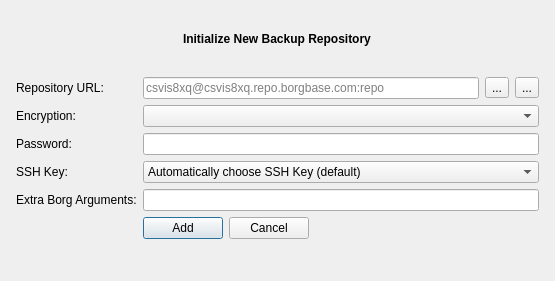
This is src/vorta/assets/UI/repoadd.ui in borgbase/vorta as Qt 5 draws it before an edit. The edited form follows.
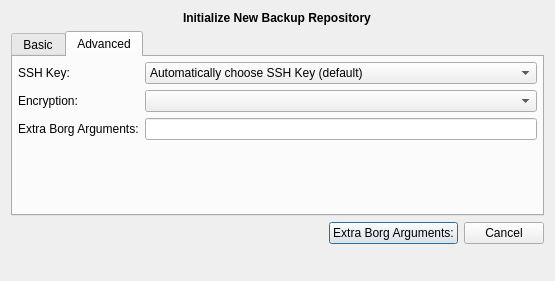
This is the edited form. The open tabs and pages were chosen to show the change. Icons and pictures are not drawn.

Commit message: Repo add dialog, move extra args after subcommand

The edit to the form file:
```diff
--- a/src/vorta/assets/UI/repoadd.ui
+++ b/src/vorta/assets/UI/repoadd.ui
@@ -28,7 +28,15 @@
     </widget>
    </item>
    <item row="1" column="0">
-    <layout class="QFormLayout" name="formLayout">
+    <widget class="QTabWidget" name="tabWidget">
+     <property name="currentIndex">
+      <number>0</number>
+     </property>
+     <widget class="QWidget" name="tabWidgetPage1">
+      <attribute name="title">
+       <string>Basic</string>
+      </attribute>
+      <layout class="QFormLayout" name="repoDataFormLayout">
      <property name="fieldGrowthPolicy">
       <enum>QFormLayout::ExpandingFieldsGrow</enum>
      </property>
@@ -93,31 +101,14 @@
        </item>
       </layout>
      </item>
-     <item row="3" column="0">
-      <widget class="QLabel" name="encryptionLabel">
-       <property name="text">
-        <string>Encryption:</string>
-       </property>
-      </widget>
-     </item>
-     <item row="3" column="1">
-      <widget class="QComboBox" name="encryptionComboBox">
-       <property name="sizePolicy">
-        <sizepolicy hsizetype="Expanding" vsizetype="Fixed">
-         <horstretch>0</horstretch>
-         <verstretch>0</verstretch>
-        </sizepolicy>
-       </property>
-      </widget>
-     </item>
-     <item row="4" column="0">
+       <item row="1" column="0">
       <widget class="QLabel" name="label_3">
        <property name="text">
         <string>Password:</string>
        </property>
       </widget>
      </item>
-     <item row="4" column="1">
+       <item row="1" column="1">
       <widget class="QLineEdit" name="passwordLineEdit">
        <property name="enabled">
         <bool>true</bool>
@@ -127,14 +118,36 @@
        </property>
       </widget>
      </item>
-     <item row="5" column="0">
+      </layout>
+     </widget>
+     <widget class="QWidget" name="tabWidgetPage2">
+      <attribute name="title">
+       <string>Advanced</string>
+      </attribute>
+      <layout class="QFormLayout" name="advancedFormLayout">
+       <property name="fieldGrowthPolicy">
+        <enum>QFormLayout::ExpandingFieldsGrow</enum>
+       </property>
+       <property name="leftMargin">
+        <number>5</number>
+       </property>
+       <property name="topMargin">
+        <number>5</number>
+       </property>
+       <property name="rightMargin">
+        <number>5</number>
+       </property>
+       <property name="bottomMargin">
+        <number>5</number>
+       </property>
+       <item row="0" column="0">
       <widget class="QLabel" name="label_4">
        <property name="text">
         <string>SSH Key:</string>
        </property>
       </widget>
      </item>
-     <item row="5" column="1">
+       <item row="0" column="1">
       <widget class="QComboBox" name="sshComboBox">
        <property name="sizePolicy">
         <sizepolicy hsizetype="Expanding" vsizetype="Fixed">
@@ -149,18 +162,69 @@
        </item>
       </widget>
      </item>
-     <item row="6" column="0">
+       <item row="1" column="0">
+        <widget class="QLabel" name="encryptionLabel">
+         <property name="text">
+          <string>Encryption:</string>
+         </property>
+        </widget>
+       </item>
+       <item row="1" column="1">
+        <widget class="QComboBox" name="encryptionComboBox">
+         <property name="sizePolicy">
+          <sizepolicy hsizetype="Expanding" vsizetype="Fixed">
+           <horstretch>0</horstretch>
+           <verstretch>0</verstretch>
+          </sizepolicy>
+         </property>
+        </widget>
+       </item>
+       <item row="2" column="0">
       <widget class="QLabel" name="label_3">
        <property name="text">
         <string>Extra Borg Arguments:</string>
        </property>
       </widget>
      </item>
-     <item row="6" column="1">
-      <widget class="QLineEdit" name="extraBorgArgumentsLineEdit">
-      </widget>
-     </item>
-     <item row="8" column="1">
+       <item row="2" column="1">
+        <widget class="QLineEdit" name="extraBorgArgumentsLineEdit"/>
+       </item>
+      </layout>
+     </widget>
+    </widget>
+   </item>
+   <item row="2" column="0">
+    <layout class="QHBoxLayout" name="horizontalLayout_2">
+     <item>
+      <spacer name="horizontalSpacer">
+       <property name="orientation">
+        <enum>Qt::Horizontal</enum>
+       </property>
+       <property name="sizeHint" stdset="0">
+        <size>
+         <width>40</width>
+         <height>20</height>
+        </size>
+       </property>
+      </spacer>
+     </item>
+     <item>
+      <widget class="QPushButton" name="saveButton">
+       <property name="text">
+        <string>Extra Borg Arguments:</string>
+       </property>
+      </widget>
+     </item>
+     <item>
+      <widget class="QPushButton" name="closeButton">
+       <property name="text">
+        <string>Cancel</string>
+       </property>
+      </widget>
+     </item>
+    </layout>
+   </item>
+   <item row="3" column="0">
       <widget class="QLabel" name="errorText">
        <property name="sizePolicy">
         <sizepolicy hsizetype="Expanding" vsizetype="Preferred">
@@ -195,26 +259,6 @@
         <bool>true</bool>
        </property>
       </widget>
-     </item>
-     <item row="7" column="1">
-      <layout class="QHBoxLayout" name="horizontalLayout_2">
-       <item>
-        <widget class="QPushButton" name="saveButton">
-         <property name="text">
-          <string>Add</string>
-         </property>
-        </widget>
-       </item>
-       <item>
-        <widget class="QPushButton" name="closeButton">
-         <property name="text">
-          <string>Cancel</string>
-         </property>
-        </widget>
-       </item>
-      </layout>
-     </item>
-    </layout>
    </item>
   </layout>
  </widget>
```
Lines whose indentation alone changed are shown as unchanged. The commit also changes 1 other file.
